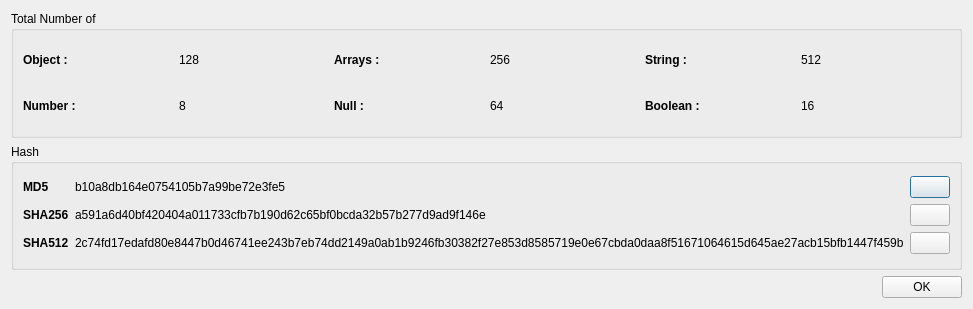
Before: the Qt Designer form JsonSummaryDialog.ui in CYB3RPHO3NIX/Json-Visualizer, drawn with Qt 5.
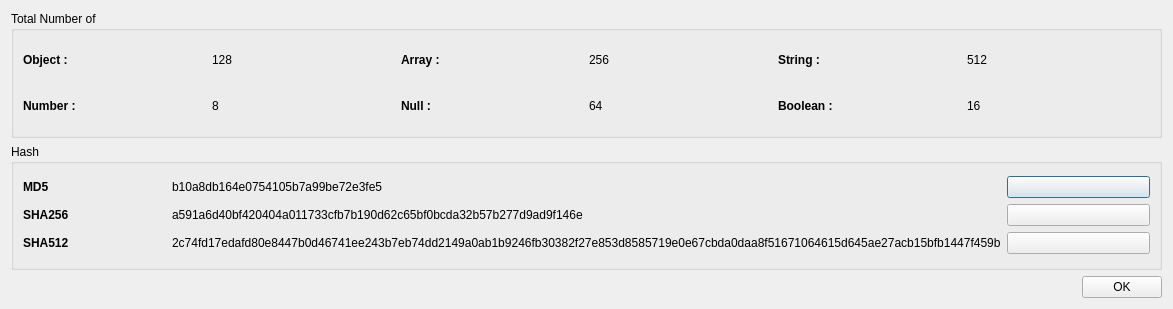
After: the same form once the commit is applied. Icons and pictures are not drawn.

```diff
--- a/JsonSummaryDialog.ui
+++ b/JsonSummaryDialog.ui
@@ -6,7 +6,7 @@
    <rect>
     <x>0</x>
     <y>0</y>
-    <width>672</width>
+    <width>1173</width>
     <height>309</height>
    </rect>
   </property>
@@ -49,7 +49,7 @@
            </font>
           </property>
           <property name="text">
-           <string>Arrays :</string>
+           <string>Array :</string>
           </property>
          </widget>
         </item>
```
